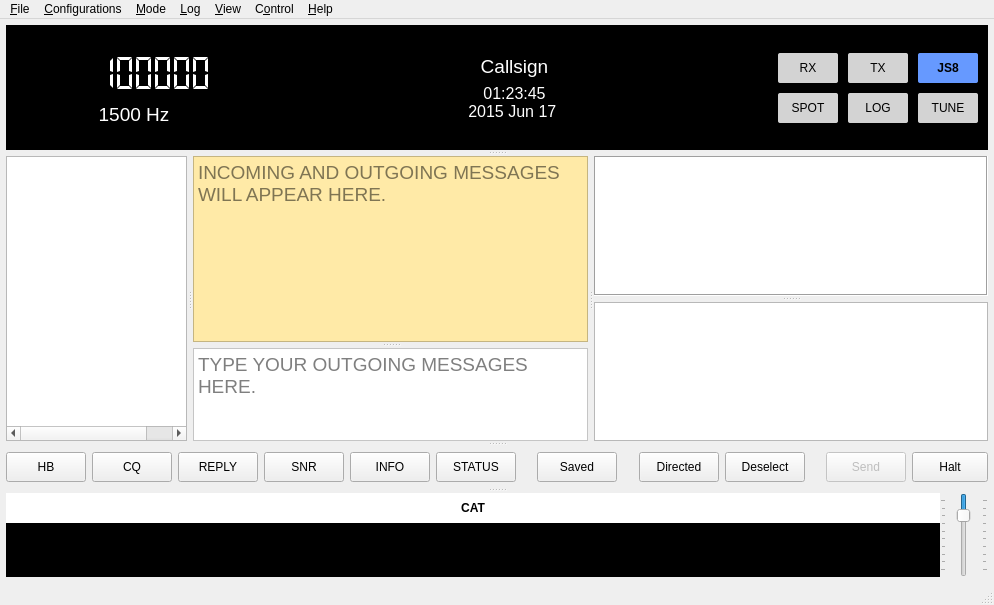
Qt form JS8_UI/mainwindow.ui (avantol/JS8Call-Subspace-Mode) before a commit.
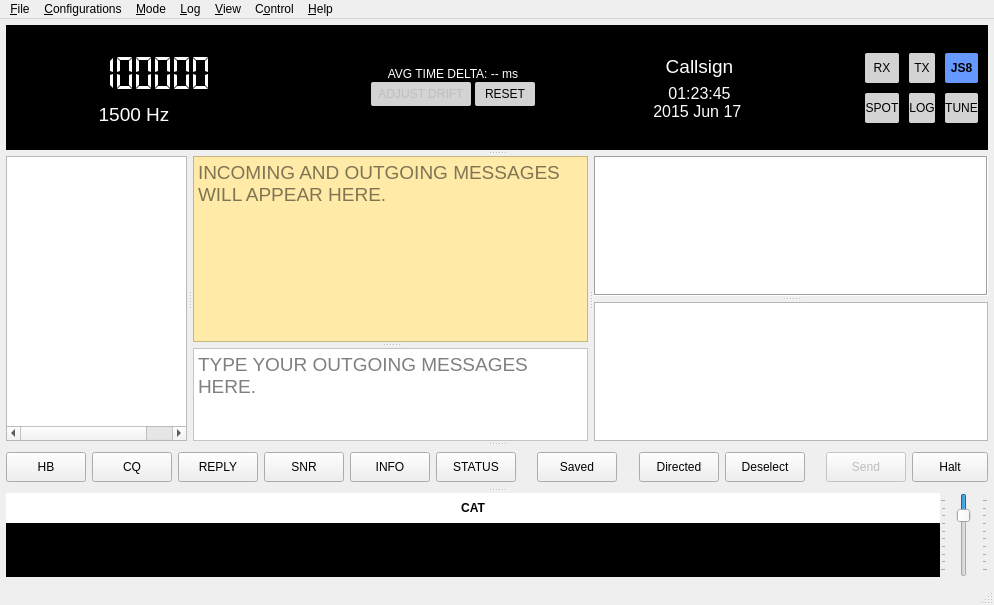
The same form after that commit. Icons and pictures are not drawn. Custom widgets are drawn as their Qt base class.

Commit message:
Build 25: Avg Time Delta display, column reorder, version fix
- Add AVG TIME DELTA label with ADJUST DRIFT and RESET buttons in top bar
- ADJUST DRIFT applies average DT as clock drift, turns green when data ready,
  disables after press to prevent compounding
- Always use raw decoder DT for average (not auto-sync drift value)
- Reorder columns: Time Delta moved earlier in both Band Activity and Callsigns tables
- Fix version string: remove NOT_FOR_RELEASE, show 2.6.0.25
- Window title: JS8Call Subspace Edition (v2.6.0.25) by WM8Q

```diff
--- a/JS8_UI/mainwindow.ui
+++ b/JS8_UI/mainwindow.ui
@@ -365,6 +365,151 @@
              </layout>
             </widget>
            </item>
+           <item>
+            <spacer name="horizontalSpacer_avgDT_left">
+             <property name="orientation">
+              <enum>Qt::Orientation::Horizontal</enum>
+             </property>
+             <property name="sizeType">
+              <enum>QSizePolicy::Policy::Expanding</enum>
+             </property>
+             <property name="sizeHint" stdset="0">
+              <size>
+               <width>10</width>
+               <height>10</height>
+              </size>
+             </property>
+            </spacer>
+           </item>
+           <item>
+            <widget class="QWidget" name="avgDTContainer">
+             <property name="maximumSize">
+              <size>
+               <width>16777215</width>
+               <height>42</height>
+              </size>
+             </property>
+             <property name="sizePolicy">
+              <sizepolicy hsizetype="Preferred" vsizetype="Fixed">
+               <horstretch>0</horstretch>
+               <verstretch>0</verstretch>
+              </sizepolicy>
+             </property>
+             <layout class="QVBoxLayout" name="avgDTLayout">
+              <property name="spacing">
+               <number>0</number>
+              </property>
+              <property name="leftMargin">
+               <number>0</number>
+              </property>
+              <property name="topMargin">
+               <number>0</number>
+              </property>
+              <property name="rightMargin">
+               <number>0</number>
+              </property>
+              <property name="bottomMargin">
+               <number>0</number>
+              </property>
+              <item>
+               <widget class="QLabel" name="labAvgDT">
+                <property name="maximumSize">
+                 <size>
+                  <width>16777215</width>
+                  <height>16</height>
+                 </size>
+                </property>
+                <property name="sizePolicy">
+                 <sizepolicy hsizetype="Preferred" vsizetype="Fixed">
+                  <horstretch>0</horstretch>
+                  <verstretch>0</verstretch>
+                 </sizepolicy>
+                </property>
+                <property name="styleSheet">
+                 <string notr="true">QLabel {
+color : white;
+background-color: black;
+padding: 0px;
+margin: 0px;
+}</string>
+                </property>
+                <property name="text">
+                 <string>AVG TIME DELTA: -- ms</string>
+                </property>
+                <property name="alignment">
+                 <set>Qt::AlignmentFlag::AlignCenter</set>
+                </property>
+               </widget>
+              </item>
+              <item>
+               <layout class="QHBoxLayout" name="avgDTButtonLayout">
+                <property name="spacing">
+                 <number>4</number>
+                </property>
+               <item>
+                <widget class="QPushButton" name="btnAdjustClockDT">
+                 <property name="enabled">
+                  <bool>false</bool>
+                 </property>
+                 <property name="minimumSize">
+                  <size>
+                   <width>100</width>
+                   <height>24</height>
+                  </size>
+                 </property>
+                 <property name="maximumSize">
+                  <size>
+                   <width>100</width>
+                   <height>24</height>
+                  </size>
+                 </property>
+                 <property name="styleSheet">
+                  <string notr="true">QPushButton {
+	background-color:lightgray;
+	padding:0.25em 0.25em;
+	border-style:solid;
+	border-width:0px;
+	border-radius:2px;
+ }</string>
+                 </property>
+                 <property name="text">
+                  <string>ADJUST DRIFT</string>
+                 </property>
+                </widget>
+               </item>
+               <item>
+                <widget class="QPushButton" name="btnResetAvgDT">
+                 <property name="minimumSize">
+                  <size>
+                   <width>60</width>
+                   <height>24</height>
+                  </size>
+                 </property>
+                 <property name="maximumSize">
+                  <size>
+                   <width>60</width>
+                   <height>24</height>
+                  </size>
+                 </property>
+                 <property name="styleSheet">
+                  <string notr="true">QPushButton {
+	background-color:lightgray;
+	padding:0.25em 0.25em;
+	border-style:solid;
+	border-width:0px;
+	border-radius:2px;
+ }</string>
+                 </property>
+                 <property name="text">
+                  <string>RESET</string>
+                 </property>
+                </widget>
+               </item>
+              </layout>
+             </item>
+            </layout>
+            </widget>
+           </item>
            <item>
             <spacer name="horizontalSpacer_9">
              <property name="orientation">
```
Left out of the diff: 20 changed lines with no effect on the pictures. The commit also changes 8 other files.
